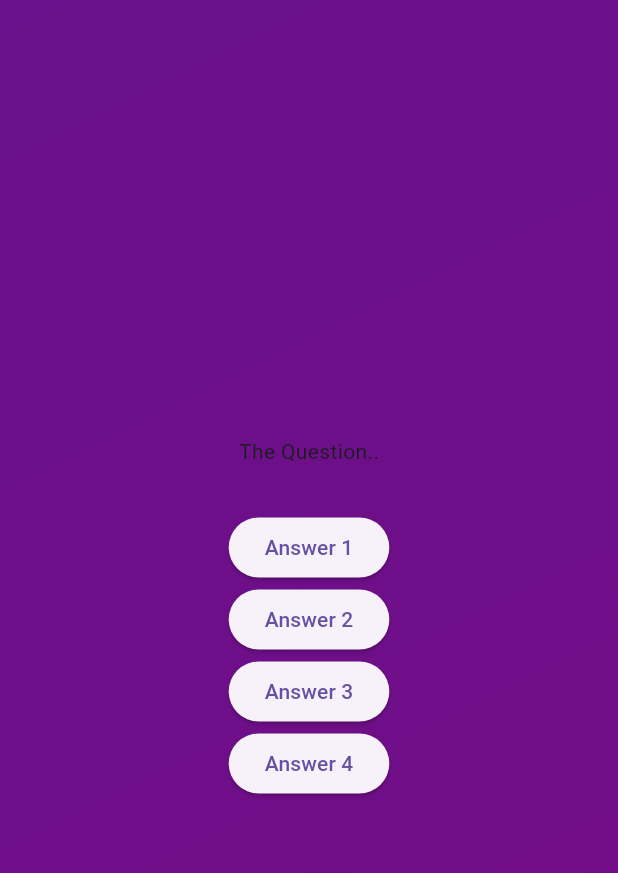
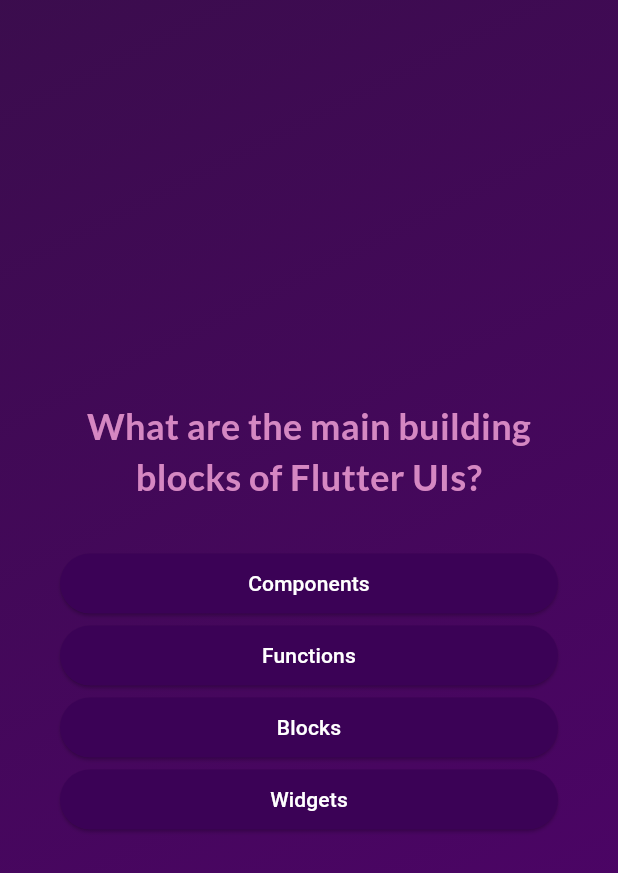
Before and after one commit to dishambha/QuizApp_Flutter, a Flutter app: the screen it shows after launch, after a tap on "Start Quiz", on a phone screen of 412 x 824 dp. Shown: the top 873 px of the screen. Run offline on Flutter 3.47's test engine with Material 3 defaults, Android fonts, the phone set to English and light mode, and no system bars; our stand-ins replace google_fonts.

Commit message:
added buttons functionality

```diff
--- /dev/null
+++ b/lib/answer_button.dart
@@ -0,0 +1,25 @@
+import 'package:flutter/material.dart';
+
+class AnswerButton extends StatelessWidget {
+  const AnswerButton({
+    super.key,
+    required this.answerText,
+    required this.onAnswerPressed,
+  });
+
+  final String answerText;
+  final void Function() onAnswerPressed;
+  @override
+  Widget build(BuildContext context) {
+    return ElevatedButton(
+      onPressed: onAnswerPressed,
+      style: ElevatedButton.styleFrom(
+        padding: const EdgeInsets.symmetric(vertical: 10, horizontal: 40),
+        backgroundColor: const Color.fromARGB(255, 59, 2, 86),
+        foregroundColor: Colors.white,
+        shape: RoundedRectangleBorder(borderRadius: BorderRadius.circular(40)),
+      ),
+      child: Text(answerText, textAlign: TextAlign.center,),
+    );
+  }
+}
--- a/lib/models/quiz_questions.dart
+++ b/lib/models/quiz_questions.dart
@@ -1,7 +1,12 @@
 class QuizQuestion {
   const QuizQuestion(this.text, this.answers);
 
-
   final String text;
   final List<String> answers;
+
+  List<String> getShuffeledAnswers() {
+    final shuffledList = List.of(answers); // creating a copy of answer List
+    shuffledList.shuffle(); // shuffling the shuffledList
+    return shuffledList; // returning the shuffled list
+  }
 }
--- a/lib/question_screen.dart
+++ b/lib/question_screen.dart
@@ -1,7 +1,12 @@
 import 'package:flutter/material.dart';
+import 'package:quiz_app/answer_button.dart';
+import 'package:quiz_app/data/questions.dart';
+import 'package:google_fonts/google_fonts.dart';
 
 class QuestionScreen extends StatefulWidget {
-  const QuestionScreen({super.key});
+  const QuestionScreen({super.key, required this.onSelectAnswer});
+
+  final void Function(String answer) onSelectAnswer;
   @override
   State<QuestionScreen> createState() {
     return _QuestionScreen();
@@ -9,20 +14,50 @@ class QuestionScreen extends StatefulWidget {
 }
 
 class _QuestionScreen extends State<QuestionScreen> {
+  var currentQuestionIndex = 0;
+
+  void answerQuestion(String selectedAnswer) {
+    widget.onSelectAnswer('...');
+    //currentQuestionIndex = currentQuestionIndex + 1;
+    //currentQuestionIndex += 1;
+    setState(() {
+      currentQuestionIndex++;
+    });
+  }
+
   @override
-  Widget build(context){
-    return  SizedBox(
+  Widget build(context) {
+    final currentQuestion = questions[currentQuestionIndex];
+    return SizedBox(
       width: double.infinity,
-      child: Column(
-        mainAxisAlignment: MainAxisAlignment.center,
-        children: [
-          const Text('The Question..'),
-          const SizedBox(height: 30),
-          ElevatedButton(onPressed: () {}, child: Text('Answer 1'),),
-          ElevatedButton(onPressed: () {}, child: Text('Answer 2'),),
-          ElevatedButton(onPressed: () {}, child: Text('Answer 3'),),
-          ElevatedButton(onPressed: () {}, child: Text('Answer 4'),),
-        ],
+      child: Container(
+        margin: const EdgeInsets.all(40),
+        child: Column(
+          mainAxisAlignment: MainAxisAlignment.center, // VERTICAL
+          crossAxisAlignment:
+              CrossAxisAlignment.stretch, //HORIZONTAL SPACE COVERAGE
+          children: [
+            Text(
+              currentQuestion.text,
+              style: GoogleFonts.lato(
+                color: const Color.fromARGB(255, 213, 135, 194),
+                fontSize: 24,
+                fontWeight: FontWeight.bold,
+              ),
+              textAlign: TextAlign.center,
+            ),
+            const SizedBox(height: 30),
+            ...currentQuestion.getShuffeledAnswers().map((answer) {
+              //spreadig
+              return AnswerButton(
+                answerText: answer,
+                onAnswerPressed: () {
+                  answerQuestion(answer);
+                },
+              );
+            }),
+          ],
+        ),
       ),
     );
   }
--- a/lib/quiz.dart
+++ b/lib/quiz.dart
@@ -12,6 +12,7 @@ class Quiz extends StatefulWidget {
 }
 
 class _QuizState extends State<Quiz> {
+  final List<String> selectedAnswers = [];
   var activeScreen = 'start-screen';
 
   void switchScreen() {
@@ -20,12 +21,18 @@ class _QuizState extends State<Quiz> {
     });
   }
 
+  void chooseAnswer(String answer) {
+    selectedAnswers.add(answer);
+  }
+
   @override
   Widget build(context) {
     Widget screenWidget = StartScreen(switchScreen);
 
-    if(activeScreen == 'question-screen'){
-      screenWidget = const QuestionScreen();
+    if (activeScreen == 'question-screen') {
+      screenWidget = QuestionScreen(
+        onSelectAnswer: chooseAnswer,
+      );
     }
 
     return MaterialApp(
@@ -34,8 +41,8 @@ class _QuizState extends State<Quiz> {
           decoration: BoxDecoration(
             gradient: LinearGradient(
               colors: [
-                const Color.fromARGB(246, 100, 9, 136),
-                const Color.fromARGB(255, 115, 12, 133),
+                const Color.fromARGB(246, 52, 4, 71),
+                const Color.fromARGB(255, 80, 2, 108),
               ],
               begin: Alignment.topLeft,
               end: Alignment.bottomRight,
--- a/lib/start_screen.dart
+++ b/lib/start_screen.dart
@@ -1,4 +1,5 @@
 import 'package:flutter/material.dart';
+import 'package:google_fonts/google_fonts.dart';
 
 class StartScreen extends StatelessWidget {
   const StartScreen(this.startQuiz, {super.key});
@@ -17,11 +18,10 @@ class StartScreen extends StatelessWidget {
             color: const Color.fromARGB(150, 248, 247, 247),
           ),
           const SizedBox(height: 80),
-          const Text(
+          Text(
             "Learn Flutter The Fun Way!",
-            style: TextStyle(
-              color: Colors.white,
-              fontWeight: FontWeight.bold,
+            style: GoogleFonts.lato(
+              color: const Color.fromARGB(255, 237, 223, 252),
               fontSize: 24,
             ),
           ),
--- a/pubspec.yaml
+++ b/pubspec.yaml
@@ -34,6 +34,7 @@ dependencies:
   # The following adds the Cupertino Icons font to your application.
   # Use with the CupertinoIcons class for iOS style icons.
   cupertino_icons: ^1.0.8
+  google_fonts: ^6.2.1
 
 dev_dependencies:
   flutter_test:
@@ -44,7 +45,7 @@ dev_dependencies:
   # activated in the `analysis_options.yaml` file located at the root of your
   # package. See that file for information about deactivating specific lint
   # rules and activating additional ones.
-  flutter_lints: ^5.0.0
+  flutter_lints: ^6.0.0
 
 # For information on the generic Dart part of this file, see the
 # following page: https://dart.dev/tools/pub/pubspec
```
Also changed, not shown: pubspec.lock, 1 other file.
